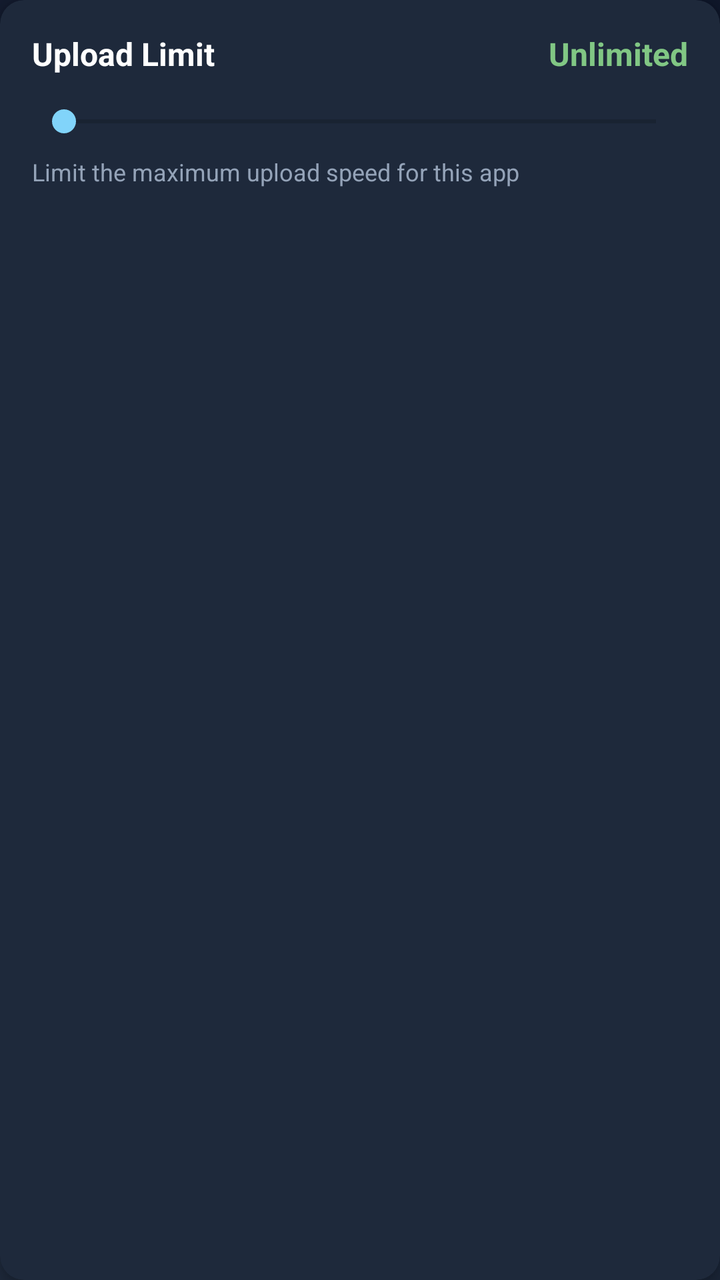
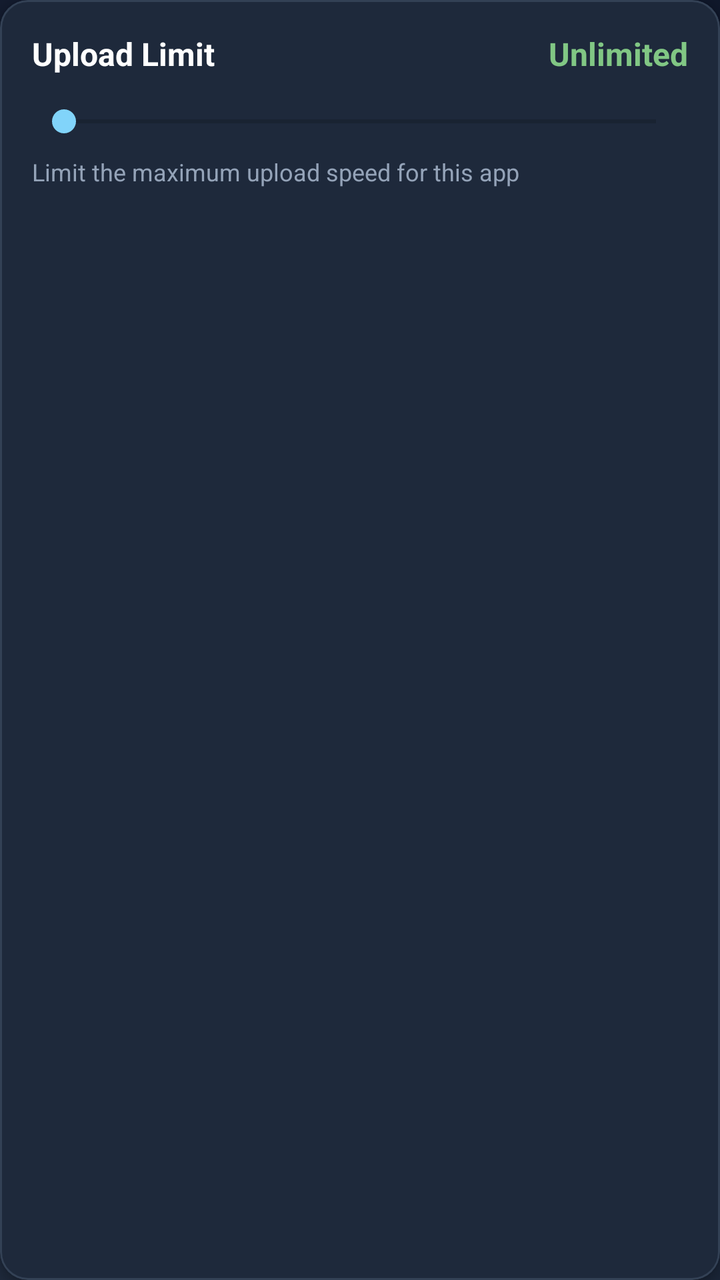

Screens rendered from an Android XML layout before and after an edit, with the pre-edit source and the edit as a unified diff.
<!-- AndroidManifest.xml: application theme Theme.VortexTV -->
<!-- res/layout/item_bandwidth_limit.xml -->
<?xml version="1.0" encoding="utf-8"?>
<androidx.cardview.widget.CardView
    xmlns:android="http://schemas.android.com/apk/res/android"
    xmlns:app="http://schemas.android.com/apk/res-auto"
    android:layout_width="match_parent"
    android:layout_height="wrap_content"
    android:layout_marginHorizontal="8dp"
    android:layout_marginVertical="6dp"
    android:focusable="true"
    android:focusableInTouchMode="true"
    android:clickable="true"
    android:stateListAnimator="@animator/scaler"
    android:descendantFocusability="afterDescendants"
    app:cardBackgroundColor="@color/primary_light"
    app:cardCornerRadius="12dp"
    app:cardElevation="4dp">

    <androidx.constraintlayout.widget.ConstraintLayout
        xmlns:app="http://schemas.android.com/apk/res-auto"
        android:layout_width="match_parent"
        android:layout_height="wrap_content"
        android:padding="16dp"
        android:minHeight="96dp">

        <TextView
            android:id="@+id/tvTitle"
            android:layout_width="wrap_content"
            android:layout_height="wrap_content"
            android:text="Upload Limit"
            android:textColor="@color/white"
            android:textSize="16sp"
            android:textStyle="bold"
            app:layout_constraintStart_toStartOf="parent"
            app:layout_constraintTop_toTopOf="parent" />

        <TextView
            android:id="@+id/tvValue"
            android:layout_width="wrap_content"
            android:layout_height="wrap_content"
            android:text="Unlimited"
            android:textColor="#81C784"
            android:textSize="16sp"
            android:textStyle="bold"
            app:layout_constraintEnd_toEndOf="parent"
            app:layout_constraintTop_toTopOf="parent" />

        
        <SeekBar
            android:id="@+id/seekBar"
            android:layout_width="0dp"
            android:layout_height="wrap_content"
            android:layout_marginTop="14dp"
            android:max="8"
            android:progress="0"
            android:thumbTint="@color/baby_blue"
            android:progressTint="@color/baby_blue"
            android:focusable="true"
            android:focusableInTouchMode="true"
            app:layout_constraintStart_toStartOf="parent"
            app:layout_constraintEnd_toEndOf="parent"
            app:layout_constraintTop_toBottomOf="@id/tvTitle" />

        <TextView
            android:id="@+id/tvDescription"
            android:layout_width="0dp"
            android:layout_height="wrap_content"
            android:text="Limit the maximum upload speed for this app"
            android:textColor="#94A3B8"
            android:textSize="12sp"
            android:layout_marginTop="8dp"
            app:layout_constraintStart_toStartOf="parent"
            app:layout_constraintEnd_toEndOf="parent"
            app:layout_constraintTop_toBottomOf="@id/seekBar" />

    </androidx.constraintlayout.widget.ConstraintLayout>

</androidx.cardview.widget.CardView>
<!-- resources referenced by this layout -->
<resources>
  <color name="baby_blue">#81D4FA</color>
  <color name="primary_light">#1E293B</color>
  <color name="white">#FFFFFFFF</color>
  <style name="Theme.VortexTV" parent="Theme.MaterialComponents.DayNight.NoActionBar">
          
          <item name="colorPrimary">@color/accent_color</item>
          <item name="colorPrimaryVariant">@color/accent_focus</item>
          <item name="colorOnPrimary">@color/white</item>
          
          <item name="colorSecondary">@color/teal_200</item>
          <item name="colorSecondaryVariant">@color/teal_700</item>
          <item name="colorOnSecondary">@color/black</item>
          
          
          <item name="android:statusBarColor">@color/primary_dark</item>
          <item name="android:windowBackground">@drawable/bg_main</item>
      </style>
  <color name="accent_color">#6366F1</color>
  <color name="accent_focus">#818CF8</color>
  <color name="teal_200">#03DAC5</color>
  <color name="teal_700">#018786</color>
  <color name="black">#FF000000</color>
  <color name="primary_dark">#0F172A</color>
  <!-- drawable bg_main (drawable) -->
  <?xml version="1.0" encoding="utf-8"?>
  <shape xmlns:android="http://schemas.android.com/apk/res/android"
      android:shape="rectangle">
      <gradient
          android:angle="45"
          android:endColor="@color/primary_dark"
          android:startColor="@color/primary_light"
          android:type="linear" />
  </shape>
</resources>

<!-- the commit's change to res/layout/item_bandwidth_limit.xml (unified diff, before → after) -->
@@ -1,5 +1,5 @@
 <?xml version="1.0" encoding="utf-8"?>
-<androidx.cardview.widget.CardView
+<com.google.android.material.card.MaterialCardView
     xmlns:android="http://schemas.android.com/apk/res/android"
     xmlns:app="http://schemas.android.com/apk/res-auto"
     android:layout_width="match_parent"
@@ -11,9 +11,12 @@
     android:clickable="true"
     android:stateListAnimator="@animator/scaler"
     android:descendantFocusability="afterDescendants"
-    app:cardBackgroundColor="@color/primary_light"
-    app:cardCornerRadius="12dp"
-    app:cardElevation="4dp">
+    android:foreground="@drawable/selector_item_virtual_app"
+    app:cardBackgroundColor="#1E293B"
+    app:cardCornerRadius="14dp"
+    app:strokeColor="#334155"
+    app:strokeWidth="1dp"
+    app:cardElevation="3dp">
 
     <androidx.constraintlayout.widget.ConstraintLayout
         xmlns:app="http://schemas.android.com/apk/res-auto"
@@ -74,4 +77,4 @@
 
     </androidx.constraintlayout.widget.ConstraintLayout>
 
-</androidx.cardview.widget.CardView>
+</com.google.android.material.card.MaterialCardView>
<!-- resource entries referenced after the edit -->
@@ -3,6 +3,40 @@
   <color name="baby_blue">#81D4FA</color>
   <color name="primary_light">#1E293B</color>
   <color name="white">#FFFFFFFF</color>
+  <!-- drawable selector_item_virtual_app (drawable) -->
+  <?xml version="1.0" encoding="utf-8"?>
+  <selector xmlns:android="http://schemas.android.com/apk/res/android">
+      
+      
+      <item android:state_focused="true">
+          <shape android:shape="rectangle">
+              <stroke 
+                  android:width="4dp" 
+                  android:color="#FFFFFF"/>
+              <corners android:radius="8dp"/>
+              <solid android:color="#20FFFFFF"/> 
+          </shape>
+      </item>
+      
+      
+      <item android:state_pressed="true">
+          <shape android:shape="rectangle">
+              <stroke 
+                  android:width="6dp" 
+                  android:color="#3B82F6"/>
+              <corners android:radius="12dp"/>
+          </shape>
+      </item>
+      
+      
+      <item>
+          <shape android:shape="rectangle">
+              <solid android:color="#00000000"/>
+              <corners android:radius="12dp"/>
+          </shape>
+      </item>
+      
+  </selector>
   <style name="Theme.VortexTV" parent="Theme.MaterialComponents.DayNight.NoActionBar">
           
           <item name="colorPrimary">@color/accent_color</item>
